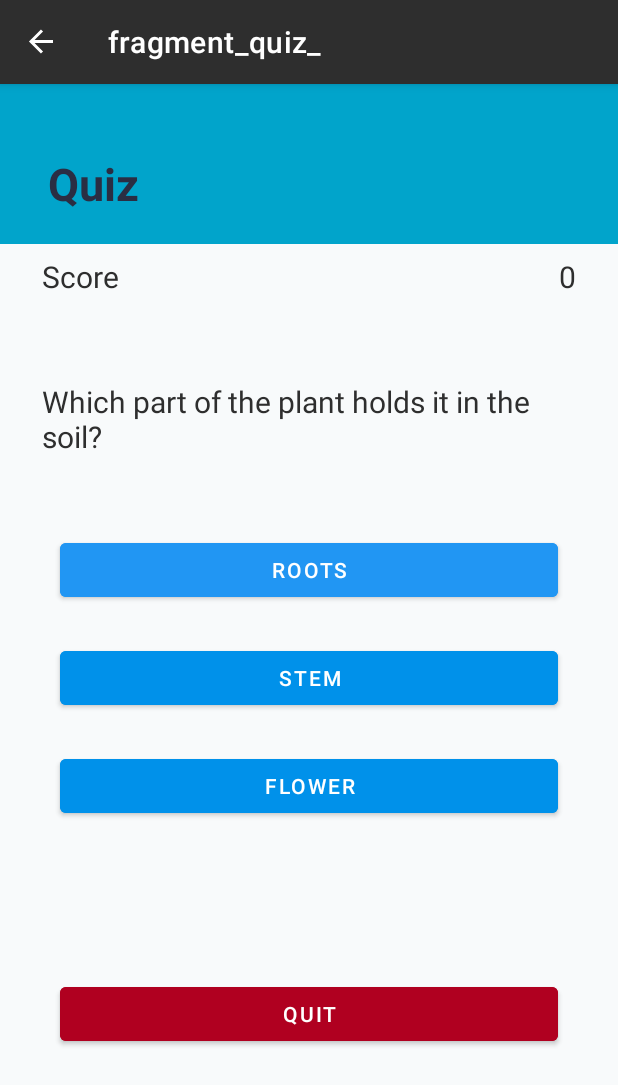
After one commit to Gimhan-minion/icar, an Android app: the Quiz_Fragment screen opened through its navigation route, on a phone screen of 412 x 824 dp. The commit adds this screen. Shown: the top 1085 px of the screen. Run offline under Robolectric (Android 15) with nearby library versions, the phone set to English and light mode, and no system bars; our stand-ins replace Firebase (no records; nobody signed in at launch, a user with empty details on screens opened directly), navigation-ui.

Commit message:
Fix Quiz

```diff
--- a/iCar2/app/src/main/java/com/uom/icar/MainActivity.java
+++ b/iCar2/app/src/main/java/com/uom/icar/MainActivity.java
@@ -23,6 +23,7 @@ import com.uom.icar.SharedPreference;
 import com.uom.icar.databinding.ActivityMainBinding;
 import com.uom.icar.ui.home.HomeFragment;
 import com.uom.icar.ui.login.LoginFragment;
+import com.uom.icar.ui.quiz.Quiz_Fragment;
 import com.uom.icar.ui.register.RegisterFragment;
 
 public class MainActivity extends AppCompatActivity {
@@ -145,6 +146,10 @@ public class MainActivity extends AppCompatActivity {
                     HomeFragment fragment =new HomeFragment();
                     trans.replace(R.id.nav_host_fragment_content_main,fragment);
                 }
+                else if(menuID ==R.id.nav_quiz){
+                    Quiz_Fragment fragment =new Quiz_Fragment();
+                    trans.replace(R.id.nav_host_fragment_content_main,fragment);
+                }
 
                 else if (menuID==R.id.nav_exit){
                     finish();
--- /dev/null
+++ b/iCar2/app/src/main/java/com/uom/icar/ui/quiz/QuestionLibrary.java
@@ -0,0 +1,55 @@
+package com.uom.icar.ui.quiz;
+
+public class QuestionLibrary {
+
+    private String mQuestions [] = {
+            "Which part of the plant holds it in the soil?",
+            "This part of the plant absorbs energy from the sun.",
+            "This part of the plant attracts bees, butterflies and hummingbirds.",
+            "The _______ holds the plant upright."
+
+    };
+
+
+    private String mChoices [][] = {
+            {"Roots", "Stem", "Flower"},
+            {"Fruit", "Leaves", "Seeds"},
+            {"Bark", "Flower", "Roots"},
+            {"Flower", "Leaves", "Stem"}
+    };
+
+
+
+    private String mCorrectAnswers[] = {"Roots", "Leaves", "Flower", "Stem"};
+
+
+
+
+    public String getQuestion(int a) {
+        String question = mQuestions[a];
+        return question;
+    }
+
+
+    public String getChoice1(int a) {
+        String choice0 = mChoices[a][0];
+        return choice0;
+    }
+
+
+    public String getChoice2(int a) {
+        String choice1 = mChoices[a][1];
+        return choice1;
+    }
+
+    public String getChoice3(int a) {
+        String choice2 = mChoices[a][2];
+        return choice2;
+    }
+
+    public String getCorrectAnswer(int a) {
+        String answer = mCorrectAnswers[a];
+        return answer;
+    }
+
+}
--- /dev/null
+++ b/iCar2/app/src/main/java/com/uom/icar/ui/quiz/QuizViewModel.java
@@ -0,0 +1,7 @@
+package com.uom.icar.ui.quiz;
+
+import androidx.lifecycle.ViewModel;
+
+public class QuizViewModel extends ViewModel {
+    // TODO: Implement the ViewModel
+}
--- /dev/null
+++ b/iCar2/app/src/main/java/com/uom/icar/ui/quiz/Quiz_Fragment.java
@@ -0,0 +1,178 @@
+package com.uom.icar.ui.quiz;
+
+import androidx.fragment.app.FragmentTransaction;
+import androidx.lifecycle.ViewModelProvider;
+
+import android.os.Bundle;
+
+import androidx.annotation.NonNull;
+import androidx.annotation.Nullable;
+import androidx.fragment.app.Fragment;
+
+import android.view.LayoutInflater;
+import android.view.View;
+import android.view.ViewGroup;
+import android.widget.Button;
+import android.widget.TextView;
+import android.widget.Toast;
+
+import com.uom.icar.R;
+import com.uom.icar.ui.home.HomeFragment;
+import com.uom.icar.ui.register.RegisterFragment;
+
+public class Quiz_Fragment extends Fragment {
+
+    private QuizViewModel mViewModel;
+
+    private QuestionLibrary mQuestionLibrary = new QuestionLibrary();
+    private TextView mScoreView,txtEnd;
+    private TextView mQuestionView;
+    private Button mButtonChoice1;
+    private Button mButtonChoice2;
+    private Button mButtonChoice3;
+    private Button quit;
+
+    private String mAnswer;
+    private int mScore = 0;
+    private int mQuestionNumber = 0;
+
+    public static Quiz_Fragment newInstance() {
+        return new Quiz_Fragment();
+    }
+
+    @Override
+    public View onCreateView(@NonNull LayoutInflater inflater, @Nullable ViewGroup container,
+                             @Nullable Bundle savedInstanceState) {
+       View view=inflater.inflate(R.layout.fragment_quiz_, container, false);
+
+
+        mScoreView = view.findViewById(R.id.score);
+        mQuestionView = view.findViewById(R.id.question);
+        mButtonChoice1 = view.findViewById(R.id.choice1);
+        mButtonChoice2 = view.findViewById(R.id.choice2);
+        mButtonChoice3 = view.findViewById(R.id.choice3);
+        quit = view.findViewById(R.id.quit);
+        txtEnd= view.findViewById(R.id.txtEnd);
+
+        txtEnd.setVisibility(View.GONE);
+
+        updateQuestion();
+
+        quit.setOnClickListener(new View.OnClickListener() {
+            @Override
+            public void onClick(View v) {
+                FragmentTransaction trans =getActivity().getSupportFragmentManager().beginTransaction();
+                HomeFragment fragment = new HomeFragment();
+                trans.replace(R.id.nav_host_fragment_content_main, fragment);
+                trans.addToBackStack(null);
+                trans.commit();
+
+            }
+        });
+        //Start of Button Listener for Button1
+        mButtonChoice1.setOnClickListener(new View.OnClickListener(){
+            @Override
+            public void onClick(View view){
+                //My logic for Button goes in here
+
+                if (mButtonChoice1.getText() == mAnswer){
+                    mScore = mScore + 1;
+                    updateScore(mScore);
+                    updateQuestion();
+                    //This line of code is optiona
+                    Toast.makeText(getActivity().getApplicationContext(), "correct", Toast.LENGTH_SHORT).show();
+
+                }else {
+                    Toast.makeText(getActivity().getApplicationContext(), "wrong", Toast.LENGTH_SHORT).show();
+                    updateQuestion();
+                }
+            }
+        });
+
+        //End of Button Listener for Button1
+
+        //Start of Button Listener for Button2
+        mButtonChoice2.setOnClickListener(new View.OnClickListener(){
+            @Override
+            public void onClick(View view){
+                //My logic for Button goes in here
+
+                if (mButtonChoice2.getText() == mAnswer){
+                    mScore = mScore + 1;
+                    updateScore(mScore);
+                    updateQuestion();
+                    //This line of code is optiona
+                    Toast.makeText(getActivity().getApplicationContext(), "correct", Toast.LENGTH_SHORT).show();
+
+                }else {
+                    Toast.makeText(getActivity().getApplicationContext(), "wrong", Toast.LENGTH_SHORT).show();
+                    updateQuestion();
+                }
+            }
+        });
+
+        //End of Button Listener for Button2
+
+
+        //Start of Button Listener for Button3
+        mButtonChoice3.setOnClickListener(new View.OnClickListener(){
+            @Override
+            public void onClick(View view){
+                //My logic for Button goes in here
+
+                if (mButtonChoice3.getText() == mAnswer){
+                    mScore = mScore + 1;
+                    updateScore(mScore);
+                    updateQuestion();
+                    //This line of code is optiona
+                    Toast.makeText(getActivity().getApplicationContext(), "correct", Toast.LENGTH_SHORT).show();
+
+                }else {
+                    Toast.makeText(getActivity().getApplicationContext(), "wrong", Toast.LENGTH_SHORT).show();
+                    updateQuestion();
+                }
+            }
+        });
+
+        //End of Button Listener for Button3
+
+
+
+
+        return view;
+    }
+
+    @Override
+    public void onActivityCreated(@Nullable Bundle savedInstanceState) {
+        super.onActivityCreated(savedInstanceState);
+        mViewModel = new ViewModelProvider(this).get(QuizViewModel.class);
+        // TODO: Use the ViewModel
+    }
+
+    private void updateQuestion(){
+        if(mQuestionNumber<4){
+            mQuestionView.setText(mQuestionLibrary.getQuestion(mQuestionNumber));
+            mButtonChoice1.setText(mQuestionLibrary.getChoice1(mQuestionNumber));
+            mButtonChoice2.setText(mQuestionLibrary.getChoice2(mQuestionNumber));
+            mButtonChoice3.setText(mQuestionLibrary.getChoice3(mQuestionNumber));
+
+            mAnswer = mQuestionLibrary.getCorrectAnswer(mQuestionNumber);
+            mQuestionNumber++;
+        }
+        else{
+            mQuestionView.setVisibility(View.GONE);
+            mButtonChoice1.setVisibility(View.GONE);
+            mButtonChoice3.setVisibility(View.GONE);
+            mButtonChoice2.setVisibility(View.GONE);
+            txtEnd.setVisibility(View.VISIBLE);
+
+        }
+
+    }
+
+
+    private void updateScore(int point) {
+        mScoreView.setText("" + mScore);
+    }
+
+}
--- /dev/null
+++ b/iCar2/app/src/main/res/layout/fragment_quiz_.xml
@@ -0,0 +1,169 @@
+<?xml version="1.0" encoding="utf-8"?>
+<androidx.core.widget.NestedScrollView xmlns:android="http://schemas.android.com/apk/res/android"
+    xmlns:tools="http://schemas.android.com/tools"
+    android:layout_width="match_parent"
+    android:layout_height="match_parent"
+    xmlns:app="http://schemas.android.com/apk/res-auto"
+    tools:context=".ui.manageFuel.AddFuelFragment">
+
+    <LinearLayout
+
+        android:layout_width="match_parent"
+        android:layout_height="match_parent"
+        android:background="@color/ic_frag_color"
+
+        android:orientation="vertical"
+
+        >
+
+        <LinearLayout
+            android:layout_width="match_parent"
+            android:layout_height="wrap_content"
+            android:orientation="horizontal"
+
+            android:paddingLeft="32dp"
+            android:paddingTop="@dimen/fab_margin"
+            android:paddingRight="32dp"
+
+
+            android:weightSum="100">
+
+            <LinearLayout
+                android:layout_width="310dp"
+                android:layout_height="wrap_content"
+                android:layout_weight="40"
+                android:orientation="vertical">
+
+                <TextView
+                    android:layout_width="305dp"
+                    android:layout_height="wrap_content"
+                    android:layout_marginTop="30dp"
+                    android:layout_weight="40"
+                    android:fontFamily="sans-serif"
+                    android:text="Quiz"
+                    android:textColor="@color/colorPrimaryDark"
+                    android:textSize="30sp"
+                    android:textStyle="bold">
+
+
+                </TextView>
+
+            </LinearLayout>
+
+        </LinearLayout>
+
+        <LinearLayout
+            android:layout_width="match_parent"
+            android:layout_height="wrap_content"
+            android:layout_marginTop="20dp"
+            android:background="@color/back_courses"
+            android:orientation="vertical">
+
+            <RelativeLayout
+                android:layout_width="match_parent"
+                android:layout_height="wrap_content"
+                android:layout_marginStart="20dp"
+                android:layout_marginEnd="20dp"
+                android:layout_marginBottom="40dp"
+                android:padding="8dp">
+
+                <TextView
+                    android:id="@+id/score_text"
+                    android:layout_width="wrap_content"
+                    android:layout_height="wrap_content"
+                    android:layout_alignParentLeft="true"
+                    android:text="Score"
+                    android:textColor="@color/bg"
+                    android:textSize="20sp" />
+
+                <TextView
+                    android:id="@+id/score"
+                    android:layout_width="wrap_content"
+                    android:layout_height="wrap_content"
+                    android:layout_alignParentRight="true"
+                    android:text="0"
+                    android:textColor="@color/bg"
+                    android:textSize="20sp" />
+
+            </RelativeLayout>
+
+            <TextView
+                android:id="@+id/question"
+                android:layout_width="match_parent"
+                android:layout_height="70dp"
+                android:layout_marginStart="20dp"
+                android:layout_marginEnd="20dp"
+                android:layout_marginBottom="40dp"
+                android:padding="8dp"
+                android:text="Which thing is alive?"
+                android:textColor="@color/bg"
+                android:textSize="20sp" />
+
+
+            <Button
+                android:id="@+id/choice1"
+                android:layout_width="match_parent"
+                android:layout_height="wrap_content"
+                android:layout_marginStart="40dp"
+                android:layout_marginEnd="40dp"
+                android:layout_marginBottom="24dp"
+                android:backgroundTint="#2196F3"
+                android:padding="8dp"
+                android:text="bird"
+                android:textColor="#fff" />
+
+            <Button
+                android:id="@+id/choice2"
+                android:layout_width="match_parent"
+                android:layout_height="wrap_content"
+                android:layout_marginStart="40dp"
+                android:layout_marginEnd="40dp"
+                android:layout_marginBottom="24dp"
+                android:backgroundTint="#0091EA"
+                android:padding="8dp"
+                android:text="door"
+                android:textColor="#fff" />
+
+            <Button
+                android:id="@+id/choice3"
+                android:layout_width="match_parent"
+                android:layout_height="wrap_content"
+                android:layout_marginStart="40dp"
+                android:layout_marginEnd="40dp"
+                android:layout_marginBottom="24dp"
+                android:backgroundTint="#0091EA"
+                android:padding="8dp"
+                android:text="rock"
+                android:textColor="#fff" />
+
+            <TextView
+                android:id="@+id/txtEnd"
+                android:layout_width="match_parent"
+                android:layout_height="wrap_content"
+                android:layout_marginStart="20dp"
+                android:layout_marginTop="150dp"
+                android:layout_marginEnd="20dp"
+                android:layout_marginBottom="150dp"
+                android:text="End Of Questions!"
+                android:textAlignment="center"
+                android:textColor="@color/bg"
+                android:textSize="20sp"
+                android:textStyle="bold" />
+
+            <Button
+                android:id="@+id/quit"
+                android:layout_width="match_parent"
+                android:layout_height="wrap_content"
+                android:layout_marginStart="40dp"
+                android:layout_marginTop="80dp"
+                android:layout_marginEnd="40dp"
+                android:layout_marginBottom="150dp"
+                android:backgroundTint="@color/design_default_color_error"
+                android:padding="8dp"
+                android:text="quit"
+                android:textColor="#fff" />
+
+        </LinearLayout>
+    </LinearLayout>
+
+</androidx.core.widget.NestedScrollView>
--- a/iCar2/app/src/main/res/menu/activity_main_drawer.xml
+++ b/iCar2/app/src/main/res/menu/activity_main_drawer.xml
@@ -29,5 +29,9 @@
             android:id="@+id/nav_exit"
             android:icon="@drawable/ic_menu_camera"
             android:title="exit" />
+        <item
+            android:id="@+id/nav_quiz"
+            android:icon="@drawable/ic_menu_camera"
+            android:title="Quiz" />
     </group>
 </menu>
--- a/iCar2/app/src/main/res/navigation/mobile_navigation.xml
+++ b/iCar2/app/src/main/res/navigation/mobile_navigation.xml
@@ -36,4 +36,9 @@
         android:name="com.uom.icar.ui.manageService.AddServiceFragment"
         android:label="fragment_add_service"
         tools:layout="@layout/fragment_add_service" />
+    <fragment
+        android:id="@+id/nav_quiz"
+        android:name="com.uom.icar.ui.quiz.Quiz_Fragment"
+        android:label="fragment_quiz_"
+        tools:layout="@layout/fragment_quiz_" />
 </navigation>
```
Also changed, not shown: iCar2/app/src/main/java/com/uom/icar/ui/manageFuel/EditFuelFragment.java (deleted, +0 -38 lines), iCar2/app/src/main/java/com/uom/icar/ui/manageFuel/EditFuelViewModel.java (deleted, +0 -7 lines), iCar2/app/src/main/java/com/uom/icar/ui/manageService/EditServiceFragment.java (deleted, +0 -38 lines), iCar2/app/src/main/java/com/uom/icar/ui/manageService/EditViewModel.java (deleted, +0 -7 lines), iCar2/app/src/main/java/com/uom/icar/ui/manageService/ViewService.java (deleted, +0 -38 lines), iCar2/app/src/main/java/com/uom/icar/ui/manageService/ViewViewModel.java (deleted, +0 -7 lines), iCar2/app/src/main/res/layout/fragment_edit_fuel.xml (deleted, +0 -13 lines), iCar2/app/src/main/res/layout/fragment_edit_service.xml (deleted, +0 -13 lines), iCar2/app/src/main/res/layout/fragment_view_service.xml (deleted, +0 -13 lines).
